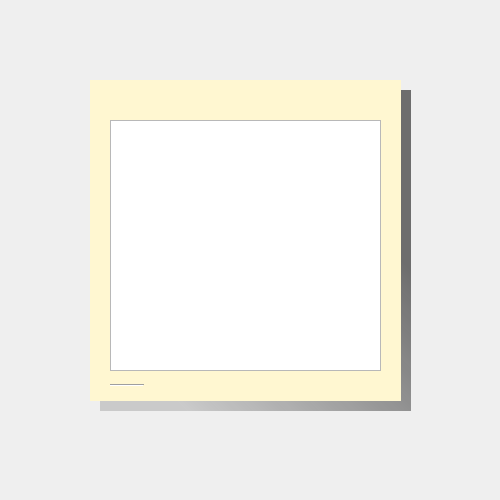
This is Postiky_Note/UI/Note.ui in kerlive/SmallApps as Qt 5 draws it before an edit. The edited form follows.
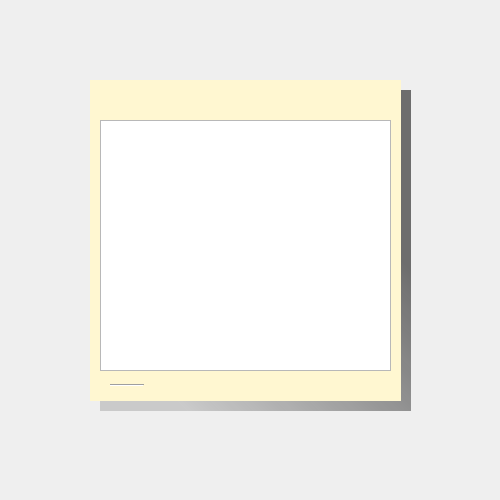
This is the edited form. Icons and pictures are not drawn.

The edit to the form file:
```diff
--- a/Postiky_Note/UI/Note.ui
+++ b/Postiky_Note/UI/Note.ui
@@ -328,9 +328,9 @@
    <widget class="QTextEdit" name="textEdit">
     <property name="geometry">
      <rect>
-      <x>60</x>
+      <x>50</x>
       <y>80</y>
-      <width>271</width>
+      <width>291</width>
       <height>251</height>
      </rect>
     </property>
```
